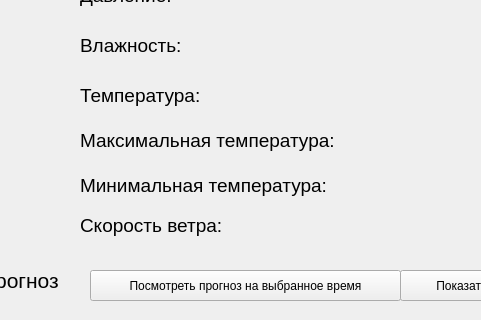
This is mainwindow.ui in Otruvin/Curs-work as Qt 5 draws it before an edit; both pictures show x 310 to 791 and y 260 to 580 of the 999 by 992 pixel window. The edited form follows.
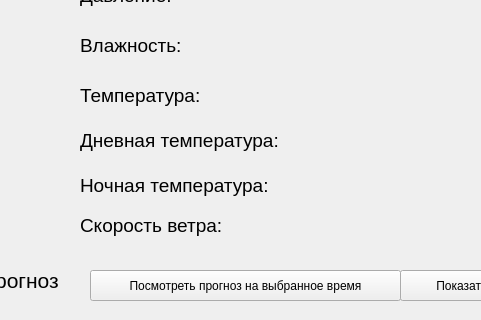
This is the edited form. Icons and pictures are not drawn.

```diff
--- a/mainwindow.ui
+++ b/mainwindow.ui
@@ -104,7 +104,7 @@
      </font>
     </property>
     <property name="text">
-     <string>Максимальная температура:</string>
+     <string>Дневная температура:</string>
     </property>
    </widget>
    <widget class="QLabel" name="label_6">
@@ -122,7 +122,7 @@
      </font>
     </property>
     <property name="text">
-     <string>Минимальная температура:</string>
+     <string>Ночная температура:</string>
     </property>
    </widget>
    <widget class="QLabel" name="weatherDescrL">
```
